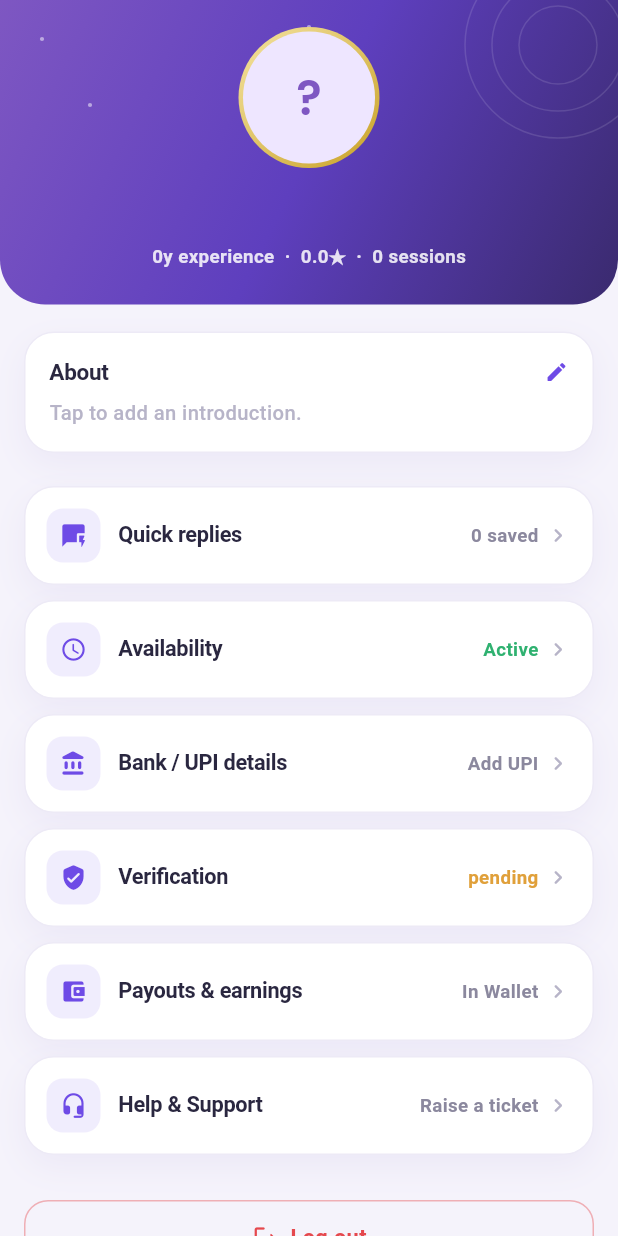
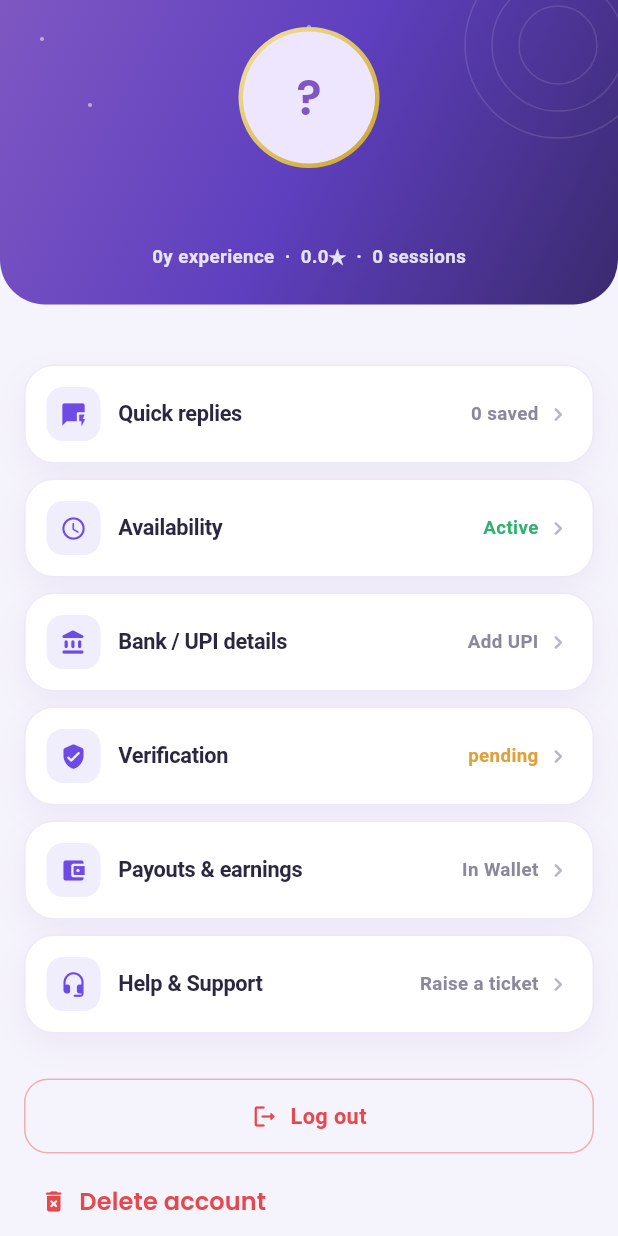
Before and after one commit to aaddrriisshh-dev/Asktro, a Flutter app: the ProfileTab screen opened directly, on a phone screen of 412 x 824 dp. Run offline on Flutter 3.47's test engine with Material 3 defaults, Android fonts, the phone set to English and light mode, and no system bars; our stand-ins replace audioplayers, cached_network_image, cloud_firestore, cloud_functions, connectivity_plus, equatable and 18 more; missing offline and left inert: agora_rtc_engine, firebase_app_check, flutter_file_dialog, razorpay_flutter; accounts and stored records are empty.

Commit message:
Astrologer app: remove self-written About; clear notif badge on tab open
- Profile: removed the self-editable "About" bio card. An astrologer's public
  bio is curated in the admin portal, not written by the astrologer.
- Notifications nav badge stuck at 9+ because only tapping an individual item
  marked it read. Now opening the Notifications tab batch-marks all unread as
  read, so the badge clears on visit.

Co-Authored-By: Claude Opus 4.8 <noreply@anthropic.com>
Claude-Session: https://claude.ai/code/session_01WRrriC1w7QS5YfDnWvnAQM

```diff
--- a/apps/astrologer/lib/features/profile/profile_tab.dart
+++ b/apps/astrologer/lib/features/profile/profile_tab.dart
@@ -199,26 +199,9 @@ class ProfileTab extends ConsumerWidget {
             child: Column(
               crossAxisAlignment: CrossAxisAlignment.start,
               children: [
-                // About
-                SkyCard(
-                  onTap: () => _editText(context, ref, self,
-                      title: 'About you', field: 'about', initial: self.about, hint: 'Tell customers about yourself',),
-                  child: Column(
-                    crossAxisAlignment: CrossAxisAlignment.start,
-                    children: [
-                      Row(children: [
-                        Text('About', style: Sky.h2.copyWith(fontSize: 15)),
-                        const Spacer(),
-                        const Icon(Icons.edit_rounded, size: 16, color: Sky.purple),
-                      ],),
-                      const SizedBox(height: 8),
-                      Text(self.about.isEmpty ? 'Tap to add an introduction.' : self.about,
-                          style: Sky.body.copyWith(fontSize: 13.5, color: self.about.isEmpty ? Sky.ink3 : Sky.ink2),),
-                    ],
-                  ),
-                ),
+                // (The self-written "About" section was removed — an astrologer's
+                // public bio is curated in the admin portal, not self-edited here.)
                 if (self.languages.isNotEmpty) ...[
-                  const SizedBox(height: 18),
                   Text('Languages', style: Sky.h2.copyWith(fontSize: 15)),
                   const SizedBox(height: 10),
                   Wrap(spacing: 7, runSpacing: 7, children: [for (final l in self.languages) Pill(l, color: Sky.purple)]),
```
Also changed, not shown: apps/astrologer/lib/features/dashboard/dashboard_screen.dart (+22 -4 lines).
